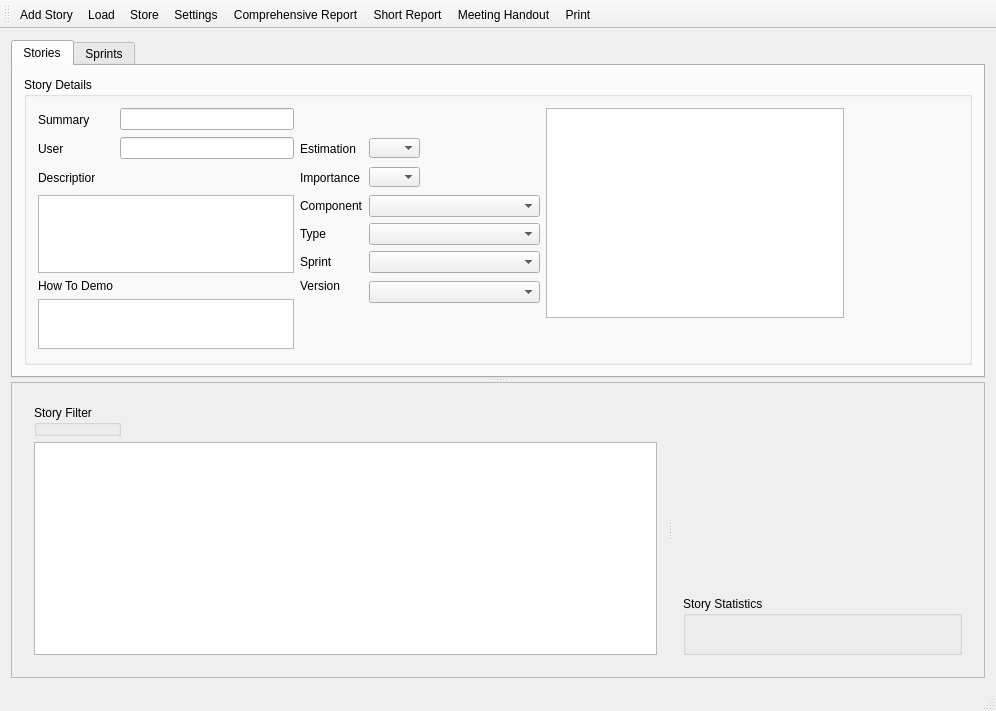
Old version of the form mainwindow.ui in the repository jmreyen/starfish.
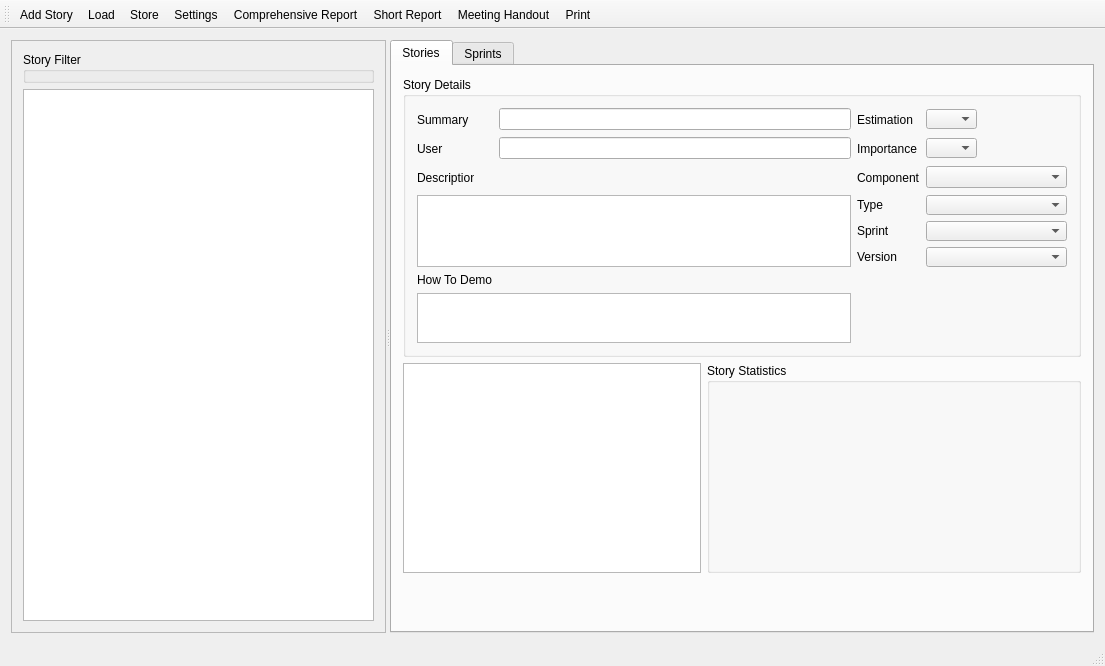
New version of the form. Icons and pictures are not drawn.

Diff of the .ui file:
```diff
--- a/mainwindow.ui
+++ b/mainwindow.ui
@@ -6,8 +6,8 @@
    <rect>
     <x>0</x>
     <y>0</y>
-    <width>996</width>
-    <height>668</height>
+    <width>1105</width>
+    <height>666</height>
    </rect>
   </property>
   <property name="sizePolicy">
@@ -24,13 +24,75 @@
     <normaloff>B019500.JPG</normaloff>B019500.JPG</iconset>
   </property>
   <widget class="QWidget" name="centralWidget">
-   <layout class="QGridLayout" name="gridLayout_4">
+   <layout class="QGridLayout" name="gridLayout_6">
     <item row="0" column="0">
      <widget class="QSplitter" name="splitter">
       <property name="orientation">
-       <enum>Qt::Vertical</enum>
+       <enum>Qt::Horizontal</enum>
       </property>
+      <widget class="QFrame" name="frame">
+       <property name="frameShape">
+        <enum>QFrame::StyledPanel</enum>
+       </property>
+       <property name="frameShadow">
+        <enum>QFrame::Raised</enum>
+       </property>
+       <layout class="QGridLayout" name="gridLayout_2">
+        <item row="0" column="0">
+         <widget class="QGroupBox" name="showStatusGroupBox">
+          <property name="title">
+           <string>Story Filter</string>
+          </property>
+         </widget>
+        </item>
+        <item row="1" column="0">
+         <widget class="QTreeView" name="storyTreeView">
+          <property name="minimumSize">
+           <size>
+            <width>0</width>
+            <height>213</height>
+           </size>
+          </property>
+          <property name="editTriggers">
+           <set>QAbstractItemView::AnyKeyPressed|QAbstractItemView::DoubleClicked|QAbstractItemView::EditKeyPressed</set>
+          </property>
+          <property name="tabKeyNavigation">
+           <bool>true</bool>
+          </property>
+          <property name="alternatingRowColors">
+           <bool>true</bool>
+          </property>
+          <property name="selectionMode">
+           <enum>QAbstractItemView::SingleSelection</enum>
+          </property>
+          <property name="horizontalScrollMode">
+           <enum>QAbstractItemView::ScrollPerItem</enum>
+          </property>
+          <property name="uniformRowHeights">
+           <bool>true</bool>
+          </property>
+          <property name="sortingEnabled">
+           <bool>false</bool>
+          </property>
+          <property name="wordWrap">
+           <bool>false</bool>
+          </property>
+          <attribute name="headerStretchLastSection">
+           <bool>false</bool>
+          </attribute>
+         </widget>
+        </item>
+       </layout>
+       <zorder>splitter_2</zorder>
+       <zorder>showStatusGroupBox</zorder>
+      </widget>
       <widget class="QTabWidget" name="tabWidget">
+       <property name="minimumSize">
+        <size>
+         <width>569</width>
+         <height>0</height>
+        </size>
+       </property>
        <property name="currentIndex">
         <number>0</number>
        </property>
@@ -39,7 +101,7 @@
          <string>Stories</string>
         </attribute>
         <layout class="QGridLayout" name="gridLayout_7">
-         <item row="0" column="0">
+         <item row="0" column="0" colspan="2">
           <widget class="QGroupBox" name="groupBox_2">
            <property name="title">
             <string>Story Details</string>
@@ -74,41 +136,21 @@
               </property>
              </widget>
             </item>
-            <item row="0" column="5" rowspan="9">
-             <widget class="QGraphicsView" name="cardView">
-              <property name="enabled">
-               <bool>true</bool>
+            <item row="0" column="2">
+             <widget class="QLabel" name="label_14">
+              <property name="text">
+               <string>Estimation</string>
               </property>
-              <property name="sizePolicy">
-               <sizepolicy hsizetype="Fixed" vsizetype="Fixed">
-                <horstretch>0</horstretch>
-                <verstretch>0</verstretch>
-               </sizepolicy>
-              </property>
-              <property name="minimumSize">
-               <size>
-                <width>298</width>
-                <height>210</height>
-               </size>
-              </property>
+             </widget>
+            </item>
+            <item row="0" column="3">
+             <widget class="QComboBox" name="estComboBox">
               <property name="maximumSize">
                <size>
-                <width>298</width>
-                <height>210</height>
+                <width>51</width>
+                <height>20</height>
                </size>
               </property>
-              <property name="styleSheet">
-               <string notr="true"/>
-              </property>
-              <property name="frameShape">
-               <enum>QFrame::StyledPanel</enum>
-              </property>
-              <property name="verticalScrollBarPolicy">
-               <enum>Qt::ScrollBarAlwaysOff</enum>
-              </property>
-              <property name="horizontalScrollBarPolicy">
-               <enum>Qt::ScrollBarAlwaysOff</enum>
-              </property>
              </widget>
             </item>
             <item row="1" column="0">
@@ -141,14 +183,14 @@
              </widget>
             </item>
             <item row="1" column="2">
-             <widget class="QLabel" name="label_14">
+             <widget class="QLabel" name="label_10">
               <property name="text">
-               <string>Estimation</string>
+               <string>Importance</string>
               </property>
              </widget>
             </item>
             <item row="1" column="3">
-             <widget class="QComboBox" name="estComboBox">
+             <widget class="QComboBox" name="impComboBox">
               <property name="maximumSize">
                <size>
                 <width>51</width>
@@ -157,19 +199,6 @@
               </property>
              </widget>
             </item>
-            <item row="1" column="4">
-             <spacer name="horizontalSpacer_3">
-              <property name="orientation">
-               <enum>Qt::Horizontal</enum>
-              </property>
-              <property name="sizeHint" stdset="0">
-               <size>
-                <width>0</width>
-                <height>20</height>
-               </size>
-              </property>
-             </spacer>
-            </item>
             <item row="2" column="0">
              <widget class="QLabel" name="label_7">
               <property name="minimumSize">
@@ -190,17 +219,17 @@
              </widget>
             </item>
             <item row="2" column="2">
-             <widget class="QLabel" name="label_10">
+             <widget class="QLabel" name="label_12">
               <property name="text">
-               <string>Importance</string>
+               <string>Component</string>
               </property>
              </widget>
             </item>
             <item row="2" column="3">
-             <widget class="QComboBox" name="impComboBox">
-              <property name="maximumSize">
+             <widget class="QComboBox" name="comComboBox">
+              <property name="minimumSize">
                <size>
-                <width>51</width>
+                <width>141</width>
                 <height>20</height>
                </size>
               </property>
@@ -223,23 +252,6 @@
              </widget>
             </item>
             <item row="3" column="2">
-             <widget class="QLabel" name="label_12">
-              <property name="text">
-               <string>Component</string>
-              </property>
-             </widget>
-            </item>
-            <item row="3" column="3" colspan="2">
-             <widget class="QComboBox" name="comComboBox">
-              <property name="minimumSize">
-               <size>
-                <width>141</width>
-                <height>20</height>
-               </size>
-              </property>
-             </widget>
-            </item>
-            <item row="4" column="2">
              <widget class="QLabel" name="label_6">
               <property name="minimumSize">
                <size>
@@ -252,7 +264,7 @@
               </property>
              </widget>
             </item>
-            <item row="4" column="3" colspan="2">
+            <item row="3" column="3">
              <widget class="QComboBox" name="typComboBox">
               <property name="minimumSize">
                <size>
@@ -262,27 +274,14 @@
               </property>
              </widget>
             </item>
-            <item row="4" column="6">
-             <spacer name="horizontalSpacer_2">
-              <property name="orientation">
-               <enum>Qt::Horizontal</enum>
-              </property>
-              <property name="sizeHint" stdset="0">
-               <size>
-                <width>40</width>
-                <height>20</height>
-               </size>
-              </property>
-             </spacer>
-            </item>
-            <item row="5" column="2">
+            <item row="4" column="2">
              <widget class="QLabel" name="label_11">
               <property name="text">
                <string>Sprint</string>
               </property>
              </widget>
             </item>
-            <item row="5" column="3" colspan="2">
+            <item row="4" column="3">
              <widget class="QComboBox" name="sprComboBox">
               <property name="minimumSize">
                <size>
@@ -292,21 +291,14 @@
               </property>
              </widget>
             </item>
-            <item row="6" column="0">
-             <widget class="QLabel" name="label_24">
-              <property name="text">
-               <string>How To Demo</string>
-              </property>
-             </widget>
-            </item>
-            <item row="6" column="2">
+            <item row="5" column="2">
              <widget class="QLabel" name="label_13">
               <property name="text">
                <string>Version</string>
               </property>
              </widget>
             </item>
-            <item row="6" column="3" rowspan="2" colspan="2">
+            <item row="5" column="3">
              <widget class="QComboBox" name="verComboBox">
               <property name="minimumSize">
                <size>
@@ -316,23 +308,14 @@
               </property>
              </widget>
             </item>
-            <item row="7" column="0" rowspan="3" colspan="2">
-             <widget class="QTextEdit" name="htdEdit">
-              <property name="minimumSize">
-               <size>
-                <width>232</width>
-                <height>50</height>
-               </size>
-              </property>
-              <property name="maximumSize">
-               <size>
-                <width>16777215</width>
-                <height>50</height>
-               </size>
+            <item row="6" column="0">
+             <widget class="QLabel" name="label_24">
+              <property name="text">
+               <string>How To Demo</string>
               </property>
              </widget>
             </item>
-            <item row="8" column="3" rowspan="2" colspan="2">
+            <item row="8" column="2" rowspan="2" colspan="2">
              <spacer name="verticalSpacer">
               <property name="orientation">
                <enum>Qt::Vertical</enum>
@@ -345,48 +328,100 @@
               </property>
              </spacer>
             </item>
-            <item row="9" column="5">
-             <spacer name="verticalSpacer_2">
-              <property name="orientation">
-               <enum>Qt::Vertical</enum>
-              </property>
-              <property name="sizeHint" stdset="0">
+            <item row="7" column="0" rowspan="3" colspan="2">
+             <widget class="QTextEdit" name="htdEdit">
+              <property name="minimumSize">
                <size>
-                <width>295</width>
-                <height>17</height>
+                <width>232</width>
+                <height>50</height>
                </size>
               </property>
-             </spacer>
-            </item>
-            <item row="10" column="1">
-             <spacer name="verticalSpacer_3">
-              <property name="orientation">
-               <enum>Qt::Vertical</enum>
-              </property>
-              <property name="sizeHint" stdset="0">
+              <property name="maximumSize">
                <size>
-                <width>20</width>
-                <height>4</height>
+                <width>16777215</width>
+                <height>50</height>
                </size>
               </property>
-             </spacer>
+             </widget>
             </item>
-            <item row="2" column="4">
-             <spacer name="horizontalSpacer_4">
-              <property name="orientation">
-               <enum>Qt::Horizontal</enum>
+           </layout>
+          </widget>
+         </item>
+         <item row="1" column="0">
+          <widget class="QGraphicsView" name="cardView">
+           <property name="enabled">
+            <bool>true</bool>
+           </property>
+           <property name="sizePolicy">
+            <sizepolicy hsizetype="Fixed" vsizetype="Fixed">
+             <horstretch>0</horstretch>
+             <verstretch>0</verstretch>
+            </sizepolicy>
+           </property>
+           <property name="minimumSize">
+            <size>
+             <width>298</width>
+             <height>210</height>
+            </size>
+           </property>
+           <property name="maximumSize">
+            <size>
+             <width>298</width>
+             <height>210</height>
+            </size>
+           </property>
+           <property name="styleSheet">
+            <string notr="true"/>
+           </property>
+           <property name="frameShape">
+            <enum>QFrame::StyledPanel</enum>
+           </property>
+           <property name="verticalScrollBarPolicy">
+            <enum>Qt::ScrollBarAlwaysOff</enum>
+           </property>
+           <property name="horizontalScrollBarPolicy">
+            <enum>Qt::ScrollBarAlwaysOff</enum>
+           </property>
+          </widget>
+         </item>
+         <item row="1" column="1">
+          <widget class="QGroupBox" name="storyStatisticsGroupBox">
+           <property name="title">
+            <string>Story Statistics</string>
+           </property>
+           <layout class="QGridLayout" name="gridLayout_5">
+            <item row="0" column="0">
+             <widget class="QLabel" name="statisticsLabel">
+              <property name="text">
+               <string/>
               </property>
-              <property name="sizeHint" stdset="0">
-               <size>
-                <width>40</width>
-                <height>20</height>
-               </size>
+              <property name="textFormat">
+               <enum>Qt::RichText</enum>
               </property>
-             </spacer>
+              <property name="scaledContents">
+               <bool>true</bool>
+              </property>
+              <property name="alignment">
+               <set>Qt::AlignLeading|Qt::AlignLeft|Qt::AlignTop</set>
+              </property>
+             </widget>
             </item>
            </layout>
           </widget>
          </item>
+         <item row="2" column="0">
+          <spacer name="verticalSpacer_2">
+           <property name="orientation">
+            <enum>Qt::Vertical</enum>
+           </property>
+           <property name="sizeHint" stdset="0">
+            <size>
+             <width>295</width>
+             <height>69</height>
+            </size>
+           </property>
+          </spacer>
+         </item>
         </layout>
        </widget>
        <widget class="QWidget" name="tab_2">
@@ -708,126 +743,6 @@
         </widget>
        </widget>
       </widget>
-      <widget class="QFrame" name="frame">
-       <property name="frameShape">
-        <enum>QFrame::StyledPanel</enum>
-       </property>
-       <property name="frameShadow">
-        <enum>QFrame::Raised</enum>
-       </property>
-       <layout class="QGridLayout" name="gridLayout_8">
-        <item row="0" column="0">
-         <widget class="QSplitter" name="splitter_2">
-          <property name="orientation">
-           <enum>Qt::Horizontal</enum>
-          </property>
-          <widget class="QWidget" name="layoutWidget">
-           <layout class="QGridLayout" name="gridLayout_2">
-            <item row="0" column="0">
-             <widget class="QGroupBox" name="showStatusGroupBox">
-              <property name="title">
-               <string>Story Filter</string>
-              </property>
-             </widget>
-            </item>
-            <item row="1" column="0" colspan="2">
-             <widget class="QTreeView" name="storyTreeView">
-              <property name="minimumSize">
-               <size>
-                <width>0</width>
-                <height>213</height>
-               </size>
-              </property>
-              <property name="editTriggers">
-               <set>QAbstractItemView::AnyKeyPressed|QAbstractItemView::DoubleClicked|QAbstractItemView::EditKeyPressed</set>
-              </property>
-              <property name="tabKeyNavigation">
-               <bool>true</bool>
-              </property>
-              <property name="alternatingRowColors">
-               <bool>true</bool>
-              </property>
-              <property name="selectionMode">
-               <enum>QAbstractItemView::SingleSelection</enum>
-              </property>
-              <property name="horizontalScrollMode">
-               <enum>QAbstractItemView::ScrollPerItem</enum>
-              </property>
-              <property name="uniformRowHeights">
-               <bool>true</bool>
-              </property>
-              <property name="sortingEnabled">
-               <bool>false</bool>
-              </property>
-              <property name="wordWrap">
-               <bool>false</bool>
-              </property>
-              <attribute name="headerStretchLastSection">
-               <bool>false</bool>
-              </attribute>
-             </widget>
-            </item>
-            <item row="0" column="1">
-             <spacer name="horizontalSpacer">
-              <property name="orientation">
-               <enum>Qt::Horizontal</enum>
-              </property>
-              <property name="sizeHint" stdset="0">
-               <size>
-                <width>37</width>
-                <height>17</height>
-               </size>
-              </property>
-             </spacer>
-            </item>
-           </layout>
-          </widget>
-          <widget class="QWidget" name="layoutWidget">
-           <layout class="QGridLayout" name="gridLayout_6">
-            <item row="1" column="0">
-             <widget class="QGroupBox" name="storyStatisticsGroupBox">
-              <property name="title">
-               <string>Story Statistics</string>
-              </property>
-              <layout class="QGridLayout" name="gridLayout_5">
-               <item row="0" column="0">
-                <widget class="QLabel" name="statisticsLabel">
-                 <property name="text">
-                  <string/>
-                 </property>
-                 <property name="textFormat">
-                  <enum>Qt::RichText</enum>
-                 </property>
-                 <property name="scaledContents">
-                  <bool>true</bool>
-                 </property>
-                 <property name="alignment">
-                  <set>Qt::AlignLeading|Qt::AlignLeft|Qt::AlignTop</set>
-                 </property>
-                </widget>
-               </item>
-              </layout>
-             </widget>
-            </item>
-            <item row="0" column="0">
-             <spacer name="verticalSpacer_4">
-              <property name="orientation">
-               <enum>Qt::Vertical</enum>
-              </property>
-              <property name="sizeHint" stdset="0">
-               <size>
-                <width>17</width>
-                <height>37</height>
-               </size>
-              </property>
-             </spacer>
-            </item>
-           </layout>
-          </widget>
-         </widget>
-        </item>
-       </layout>
-      </widget>
      </widget>
     </item>
    </layout>
```
